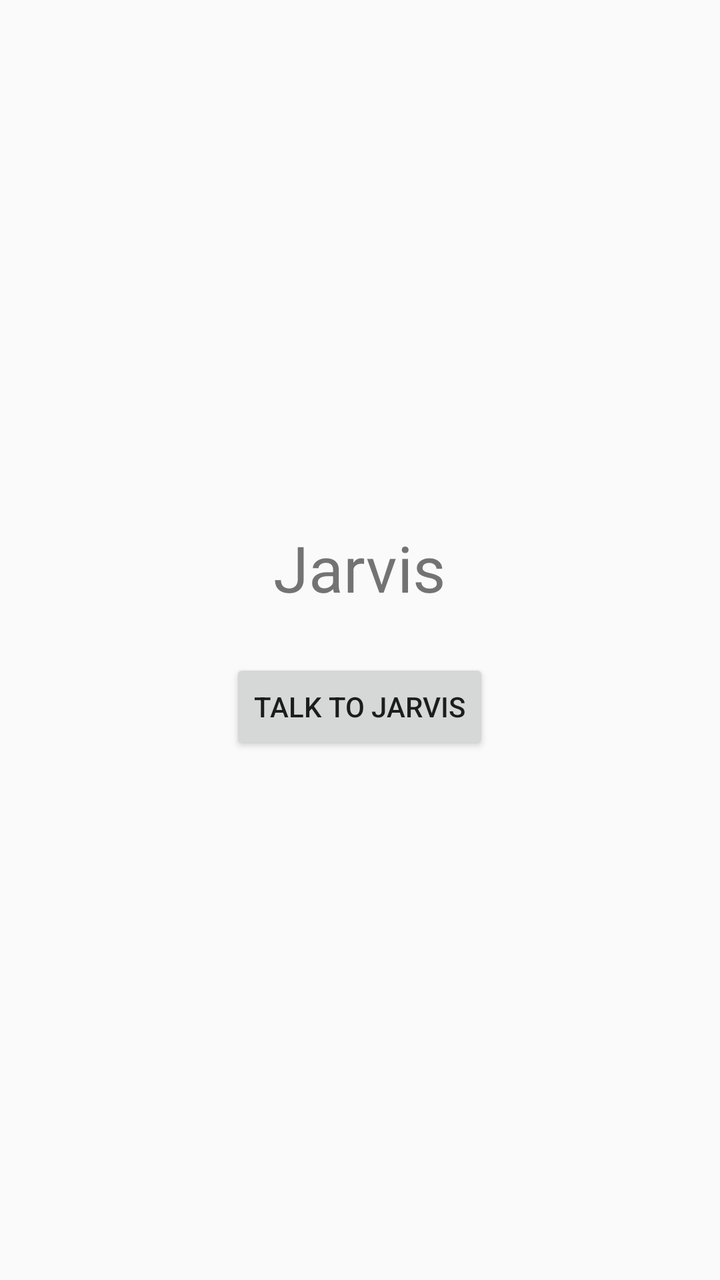
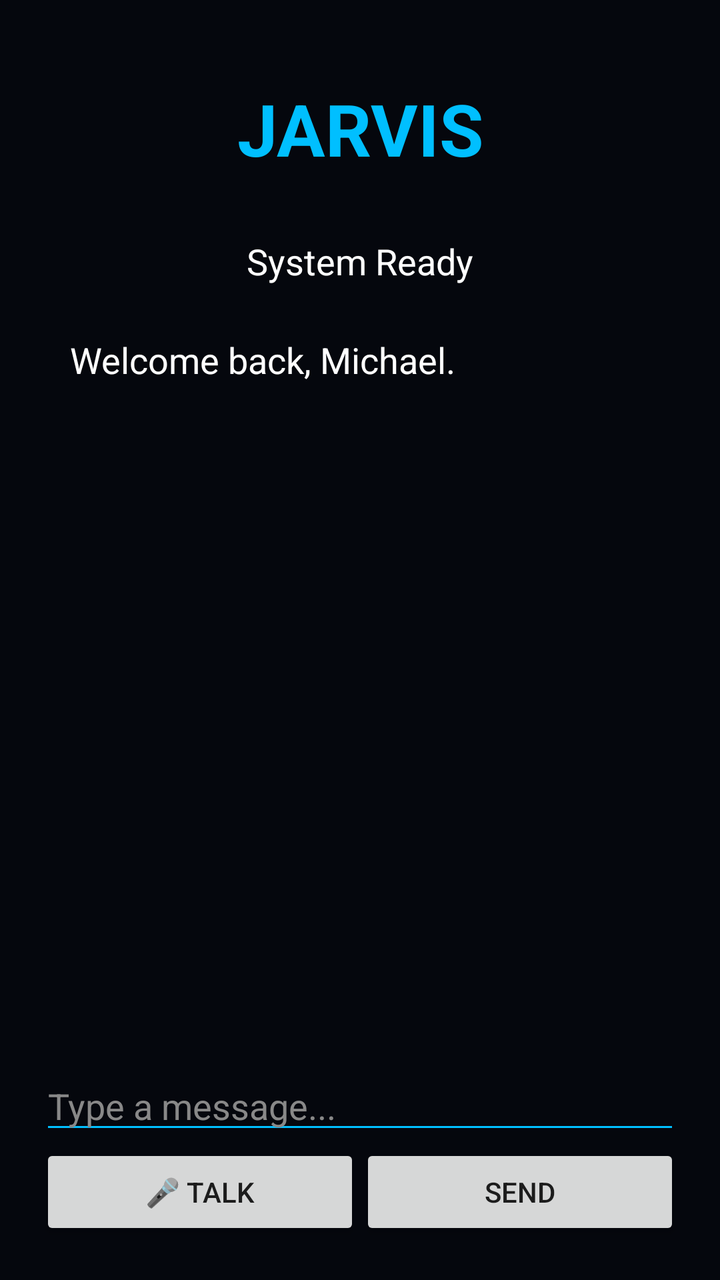

Screens rendered from an Android XML layout before and after an edit, with the pre-edit source and the edit as a unified diff.
<!-- AndroidManifest.xml: application theme Theme.AppCompat.DayNight.NoActionBar -->
<!-- res/layout/activity_main.xml -->
<?xml version="1.0" encoding="utf-8"?>
<LinearLayout xmlns:android="http://schemas.android.com/apk/res/android"
    android:layout_width="match_parent"
    android:layout_height="match_parent"
    android:gravity="center"
    android:orientation="vertical"
    android:padding="24dp">

    <TextView
        android:id="@+id/resultText"
        android:layout_width="wrap_content"
        android:layout_height="wrap_content"
        android:text="Jarvis"
        android:textSize="32sp"
        android:layout_marginBottom="24dp"/>

    <Button
        android:id="@+id/talkButton"
        android:layout_width="wrap_content"
        android:layout_height="wrap_content"
        android:text="TALK TO JARVIS"/>

</LinearLayout>
<!-- resources referenced by this layout -->
<resources>

</resources>

<!-- the commit's change to res/layout/activity_main.xml (unified diff, before → after) -->
@@ -2,22 +2,86 @@
 <LinearLayout xmlns:android="http://schemas.android.com/apk/res/android"
     android:layout_width="match_parent"
     android:layout_height="match_parent"
-    android:gravity="center"
     android:orientation="vertical"
-    android:padding="24dp">
+    android:background="#05070D"
+    android:padding="20dp">
+
 
     <TextView
-        android:id="@+id/resultText"
-        android:layout_width="wrap_content"
+        android:id="@+id/jarvisTitle"
+        android:layout_width="match_parent"
         android:layout_height="wrap_content"
-        android:text="Jarvis"
-        android:textSize="32sp"
-        android:layout_marginBottom="24dp"/>
+        android:text="JARVIS"
+        android:textSize="36sp"
+        android:textStyle="bold"
+        android:textColor="#00BFFF"
+        android:gravity="center"
+        android:padding="20dp"/>
 
-    <Button
-        android:id="@+id/talkButton"
-        android:layout_width="wrap_content"
+
+    <TextView
+        android:id="@+id/statusText"
+        android:layout_width="match_parent"
         android:layout_height="wrap_content"
-        android:text="TALK TO JARVIS"/>
+        android:text="System Ready"
+        android:textSize="18sp"
+        android:textColor="#FFFFFF"
+        android:gravity="center"
+        android:padding="10dp"/>
+
+
+    <ScrollView
+        android:layout_width="match_parent"
+        android:layout_height="0dp"
+        android:layout_weight="1">
+
+
+        <TextView
+            android:id="@+id/resultText"
+            android:layout_width="match_parent"
+            android:layout_height="wrap_content"
+            android:text="Welcome back, Michael."
+            android:textSize="18sp"
+            android:textColor="#FFFFFF"
+            android:padding="15dp"/>
+
+
+    </ScrollView>
+
+
+    <EditText
+        android:id="@+id/inputText"
+        android:layout_width="match_parent"
+        android:layout_height="wrap_content"
+        android:hint="Type a message..."
+        android:textColor="#FFFFFF"
+        android:textColorHint="#888888"
+        android:backgroundTint="#00BFFF"/>
+
+
+    <LinearLayout
+        android:layout_width="match_parent"
+        android:layout_height="wrap_content"
+        android:orientation="horizontal">
+
+
+        <Button
+            android:id="@+id/talkButton"
+            android:layout_width="0dp"
+            android:layout_height="wrap_content"
+            android:layout_weight="1"
+            android:text="🎤 TALK"/>
+
+
+        <Button
+            android:id="@+id/sendButton"
+            android:layout_width="0dp"
+            android:layout_height="wrap_content"
+            android:layout_weight="1"
+            android:text="SEND"/>
+
+
+    </LinearLayout>
+
 
 </LinearLayout>
